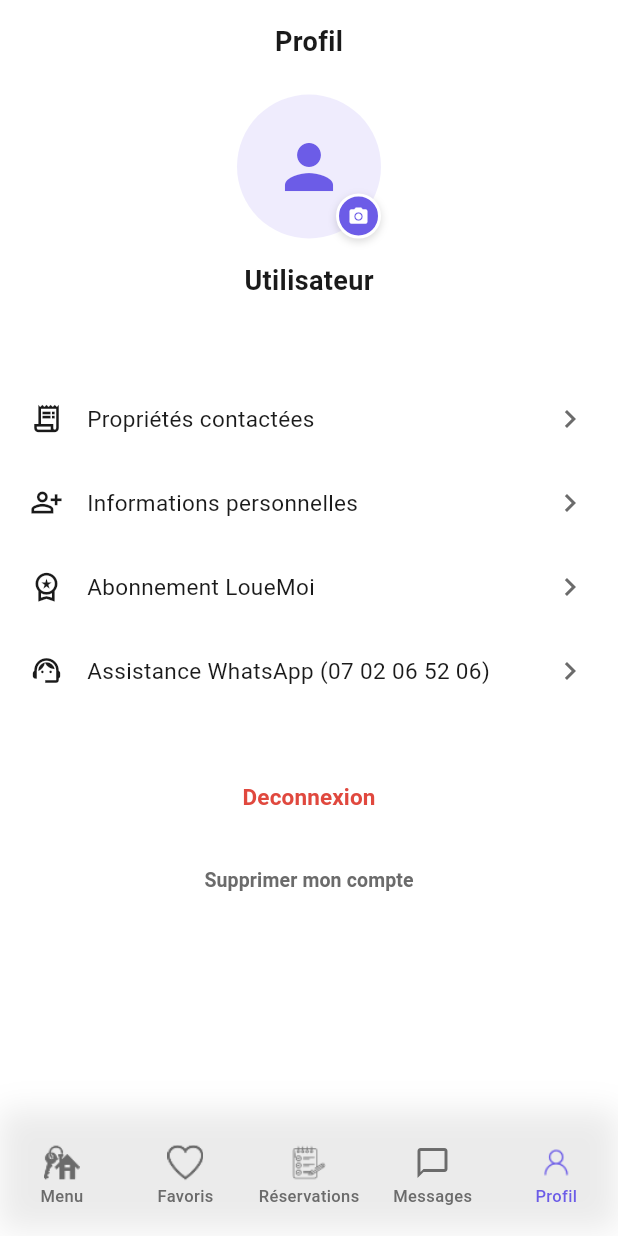
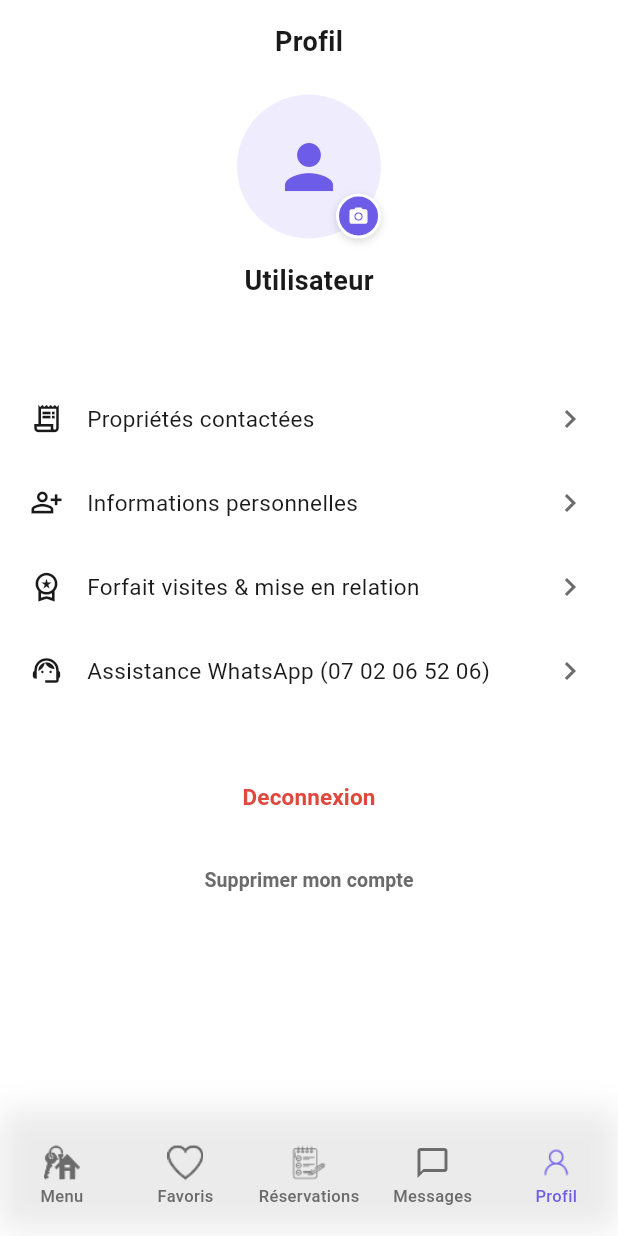
Before and after one commit to Mike2025-ui/LoueMoi, a Flutter app: the ProfileScreen screen opened by its route, on a phone screen of 412 x 824 dp. Run offline on Flutter 3.47's test engine with Material 3 defaults, Android fonts, the phone set to English and light mode, and no system bars; our stand-ins replace cached_network_image, dio, equatable, firebase_core, firebase_messaging, flutter_dotenv and 10 more; missing offline and left inert: record, shorebird_code_push; accounts and stored records are empty; network calls fail; project files that could hold a hidden picture were left out.

```diff
--- a/lib/core/widgets/property_image.dart
+++ b/lib/core/widgets/property_image.dart
@@ -31,6 +31,9 @@ class PropertyImage extends StatelessWidget {
         fit: fit,
         width: width,
         height: height,
+        memCacheWidth: width != null && width!.isFinite ? (width! * 2).toInt() : 600,
+        maxWidthDiskCache: 1200,
+        fadeInDuration: const Duration(milliseconds: 150),
         placeholder: (context, url) => Container(
           width: width,
           height: height,
--- a/lib/features/messaging/screens/conversation_screen.dart
+++ b/lib/features/messaging/screens/conversation_screen.dart
@@ -386,13 +386,13 @@ class _ConversationScreenState extends ConsumerState<ConversationScreen> {
                     ),
                     const SizedBox(height: AppSpacing.lg),
                     const Text(
-                      'Discussion verrouillée',
+                      'Mise en relation immobilière',
                       style: AppTextStyles.h3,
                       textAlign: TextAlign.center,
                     ),
                     const SizedBox(height: AppSpacing.sm),
                     const Text(
-                      'Un abonnement actif est requis pour consulter cette conversation et lire vos messages.',
+                      'Un forfait actif est requis pour planifier des visites physiques sur le terrain et échanger avec votre interlocuteur.',
                       style: AppTextStyles.bodyMedium,
                       textAlign: TextAlign.center,
                     ),
@@ -413,7 +413,7 @@ class _ConversationScreenState extends ConsumerState<ConversationScreen> {
                         }
                       },
                       icon: const Icon(Icons.workspace_premium, size: 18),
-                      label: const Text('Débloquer mes messages'),
+                      label: const Text('Activer mon forfait visites'),
                       style: ElevatedButton.styleFrom(
                         backgroundColor: AppColors.primary,
                         foregroundColor: AppColors.white,
@@ -471,7 +471,7 @@ class _ConversationScreenState extends ConsumerState<ConversationScreen> {
                                 const Icon(Icons.lock_outline, size: 40, color: AppColors.primary),
                                 const SizedBox(height: 12),
                                 const Text(
-                                  'Abonnement requis pour lire les messages',
+                                  'Forfait requis pour la planification des visites',
                                   style: AppTextStyles.h3,
                                   textAlign: TextAlign.center,
                                 ),
@@ -491,7 +491,7 @@ class _ConversationScreenState extends ConsumerState<ConversationScreen> {
                                       ref.invalidate(messagesProvider(widget.conversationId));
                                     }
                                   },
-                                  child: const Text('S\'abonner'),
+                                  child: const Text('Activer mon forfait'),
                                 ),
                               ],
                             ),
--- a/lib/features/onboarding/screens/splash_screen.dart
+++ b/lib/features/onboarding/screens/splash_screen.dart
@@ -23,7 +23,7 @@ class _SplashScreenState extends ConsumerState<SplashScreen> {
   }
 
   Future<void> _navigateWhenReady() async {
-    final minSplashDelay = Future<void>.delayed(const Duration(milliseconds: 1400));
+    final minSplashDelay = Future<void>.delayed(const Duration(milliseconds: 300));
     final authReady = ref.read(authControllerProvider.notifier).ready;
     // Le splash reste visible au moins 1400ms (identité visuelle), et le
     // temps nécessaire à la restauration de session si elle est plus longue.
--- a/lib/features/payments/widgets/subscription_modal.dart
+++ b/lib/features/payments/widgets/subscription_modal.dart
@@ -146,7 +146,7 @@ class _SubscriptionSheetState extends ConsumerState<_SubscriptionSheet>
       if (mounted) {
         ScaffoldMessenger.of(context).showSnackBar(
           const SnackBar(
-            content: Text('Abonnement confirmé avec succès ! Vos accès et votre badge sont activés.'),
+            content: Text('Forfait activé avec succès ! Vous pouvez planifier vos visites et contacter les propriétaires.'),
             backgroundColor: AppColors.success,
           ),
         );
@@ -176,23 +176,23 @@ class _SubscriptionSheetState extends ConsumerState<_SubscriptionSheet>
     final String badgePerk;
 
     if (effectiveRole == UserRole.bailleur) {
-      planLabel = 'Abonnement Bailleur';
+      planLabel = 'Pack Bailleur - Visites & Baux';
       price = remoteConfig.proPriceFcfa;
       description =
-          'En tant que bailleur, un abonnement actif est requis pour contacter et échanger directement avec vos locataires. Vos locataires peuvent réserver vos biens gratuitement.';
-      badgePerk = 'Badge Bailleur certifié inclus sur votre profil et vos annonces.';
+          'En tant que propriétaire ou bailleur, ce forfait professionnel couvre la mise en relation avec les candidats locataires, la planification des visites physiques de vos biens et la finalisation des baux.';
+      badgePerk = 'Badge Bailleur certifié, planification de visites et gestion locative.';
     } else if (effectiveRole == UserRole.agent) {
-      planLabel = 'Abonnement Agent Immobilier';
+      planLabel = 'Pack Agent - Visites & Mandats';
       price = remoteConfig.proPriceFcfa;
       description =
-          'En tant qu\'agent immobilier, un abonnement actif est requis pour contacter et échanger directement avec les clients. Vos clients peuvent vous contacter gratuitement.';
-      badgePerk = 'Badge Agent certifié inclus sur votre profil et vos annonces.';
+          'En tant qu\'agent immobilier, ce forfait professionnel couvre l\'organisation des visites sur le terrain avec les clients et l\'intermédiation pour la conclusion des baux.';
+      badgePerk = 'Badge Agent certifié, diffusion d\'annonces et visites de biens.';
     } else {
-      planLabel = 'Abonnement Client';
+      planLabel = 'Pass Visites & Mise en Relation';
       price = remoteConfig.clientPriceFcfa;
       description =
-          'Un abonnement de $price FCFA / mois est requis pour visiter les logements, discuter avec les propriétaires et accéder aux appels et contacts WhatsApp directs.';
-      badgePerk = 'Badge Membre certifié, visites, messagerie et contacts directs illimités pendant 30 jours.';
+          'Ce forfait vous permet de planifier des visites physiques des logements sur le terrain, d\'échanger directement avec les propriétaires et d\'accéder aux contacts pour votre emménagement.';
+      badgePerk = 'Visites de biens sur le terrain et mise en relation directe illimitées pendant 30 jours.';
     }
 
     return Padding(
--- a/lib/features/profile/screens/profile_screen.dart
+++ b/lib/features/profile/screens/profile_screen.dart
@@ -418,8 +418,8 @@ class _ProfileScreenState extends ConsumerState<ProfileScreen> {
               ProfileMenuTile(
                 icon: Icons.workspace_premium_outlined,
                 label: (user?.hasActiveSubscription ?? false)
-                    ? 'Mon abonnement (Actif)'
-                    : 'Abonnement LoueMoi',
+                    ? 'Mon forfait visites (Actif)'
+                    : 'Forfait visites & mise en relation',
                 onTap: () async {
                   await showSubscriptionModal(
                     context,
--- a/lib/main.dart
+++ b/lib/main.dart
@@ -1,3 +1,4 @@
+import 'dart:async';
 import 'package:firebase_core/firebase_core.dart';
 import 'package:firebase_messaging/firebase_messaging.dart';
 import 'package:flutter/foundation.dart';
@@ -30,7 +31,8 @@ Future<void> main() async {
     DeviceOrientation.portraitUp,
     DeviceOrientation.portraitDown,
   ]);
-  await _initializeFirebase();
+  // Initialisation asynchrone non-bloquante de Firebase pour un affichage immédiat de l'UI
+  unawaited(_initializeFirebase());
   runApp(const ProviderScope(child: LoueMoiApp()));
 }
 
```
Also changed, not shown: 3 other files.
